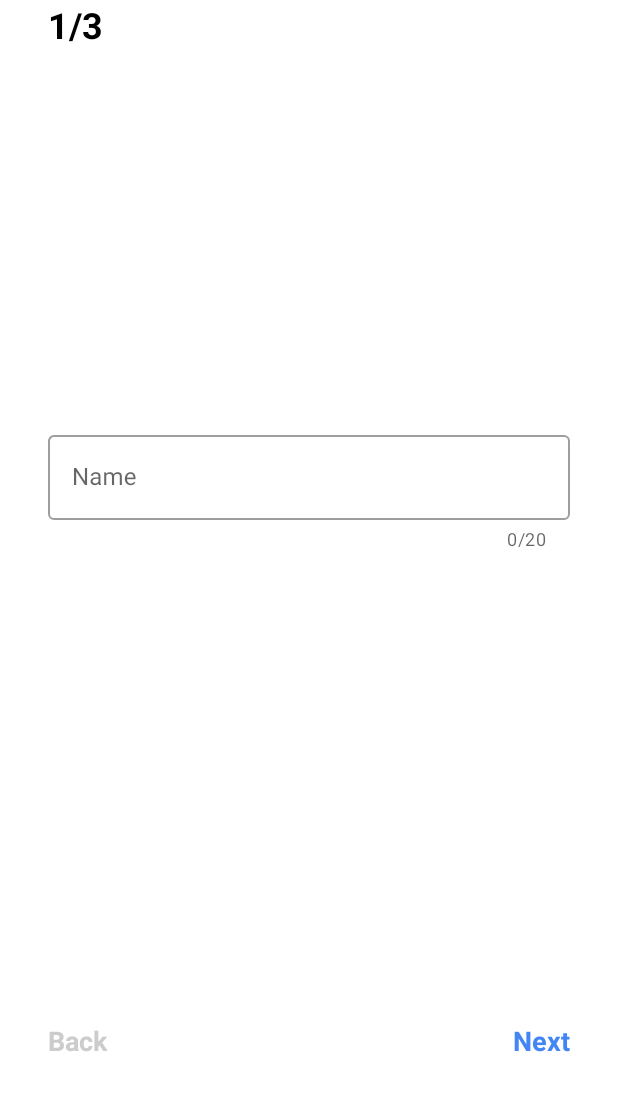
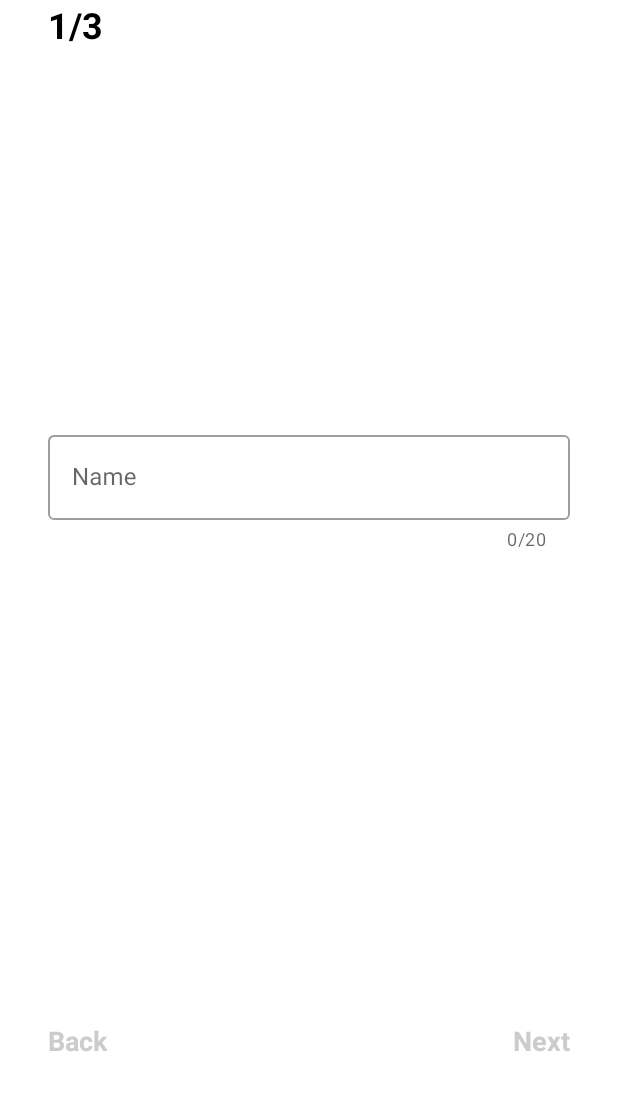
Before and after one commit to eoqkrskfk94/GeofenceApp, an Android app: the Step1Fragment screen opened through its navigation route, on a phone screen of 412 x 824 dp, the part 129-1236 px from its top. Run offline under Robolectric (Android 15) with nearby library versions, the phone set to English and light mode, and no system bars; our stand-ins replace Dagger/Hilt's generated code, data binding; libraries missing offline, so code that uses them is left out: com.vmadalin.easypermissions; 11 statements that could not run were skipped.

Commit message:
[Add] step 1 fragment binding adapter 추가

```diff
--- a/app/src/main/java/com/daniel/geofenceapp/viewModels/SharedViewModel.kt
+++ b/app/src/main/java/com/daniel/geofenceapp/viewModels/SharedViewModel.kt
@@ -17,6 +17,7 @@ class SharedViewModel @Inject constructor(
 
     val app = application
 
+    var geoId = 0L
     var geoName = "Default"
     var geoCountryCode = ""
 
--- /dev/null
+++ b/app/src/main/res/color/view_state_background_color.xml
@@ -0,0 +1,7 @@
+<?xml version="1.0" encoding="utf-8"?>
+<selector xmlns:android="http://schemas.android.com/apk/res/android">
+
+    <item android:color="@color/gray" android:state_enabled="false" />
+    <item android:color="@color/blue_500" />
+
+</selector>
--- a/app/src/main/res/layout/fragment_step1.xml
+++ b/app/src/main/res/layout/fragment_step1.xml
@@ -67,6 +67,8 @@
                 android:id="@+id/geofence_name_et"
                 android:layout_width="match_parent"
                 android:layout_height="wrap_content"
+                updateGeofenceName="@{sharedViewModel}"
+                enableNextButton="@{step1ViewModel}"
                 android:maxLength="20" />
 
 
@@ -79,7 +81,10 @@
             android:layout_marginEnd="32dp"
             android:layout_marginBottom="32dp"
             android:text="Next"
-            android:textColor="@color/blue_500"
+            nextButtonEnabled="@{step1ViewModel.nextButtonEnabled}"
+            saveGeofenceId="@{sharedViewModel}"
+            android:enabled="@{step1ViewModel.nextButtonEnabled}"
+            android:textColor="@color/view_state_background_color"
             android:textSize="18sp"
             android:textStyle="bold"
             app:layout_constraintBottom_toBottomOf="parent"
```
Also changed, not shown: app/src/main/java/com/daniel/geofenceapp/bindingadapters/step1Bindings.kt (added, +42 -0 lines).
